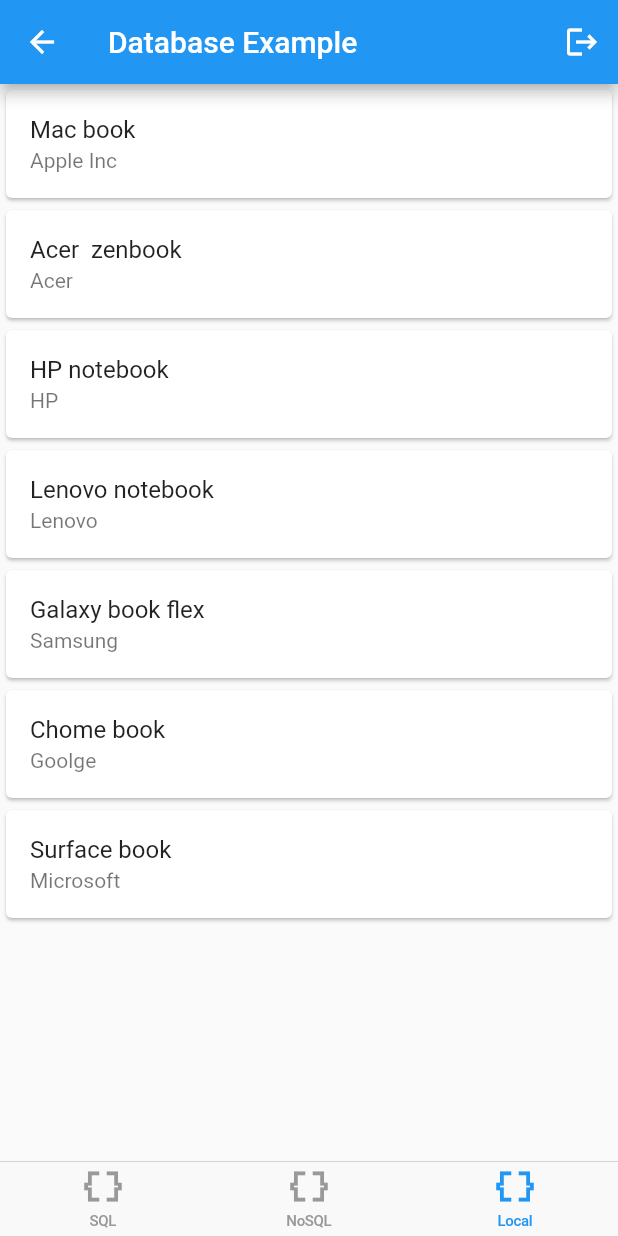
After one commit to axiydev/flutter_g2, a Flutter app: the HomeView screen opened by its route, item 3 of the bottom bar chosen, on a phone screen of 412 x 824 dp. The commit adds this screen. Run offline on Flutter 3.47's test engine with Material 2 defaults, Android fonts, the phone set to English and light mode, and no system bars; our stand-ins replace hive, shared_preferences, sqflite; accounts and stored records are empty.

```diff
--- /dev/null
+++ b/assets/data/data.json
@@ -0,0 +1,37 @@
+[
+    {
+        "model":"Mac book",
+        "id":"mac01",
+        "company":"Apple Inc"
+    },
+    {
+        "model":"Acer  zenbook",
+        "id":"acer01",
+        "company":"Acer"
+    },
+    {
+        "model":"HP notebook",
+        "id":"hp01",
+        "company":"HP"
+    },
+    {
+        "model":"Lenovo notebook",
+        "id":"lenovo01",
+        "company":"Lenovo"
+    },
+    {
+        "model":"Galaxy book flex",
+        "id":"galaxy01",
+        "company":"Samsung"
+    },
+    {
+        "model":"Chome book",
+        "id":"chrome01",
+        "company":"Goolge"
+    },
+    {
+        "model":"Surface book",
+        "id":"surface01",
+        "company":"Microsoft"
+    }
+]
--- /dev/null
+++ b/lib/model/techno_model.dart
@@ -0,0 +1,10 @@
+class Notebook {
+  String? model;
+  String? id;
+  String? company;
+  Notebook.fromJson(Map<String, dynamic> json) {
+    model = json['model'];
+    id = json['id'];
+    company = json['company'];
+  }
+}
--- a/lib/page/home/home_view.dart
+++ b/lib/page/home/home_view.dart
@@ -4,6 +4,7 @@ import 'package:flutter/cupertino.dart';
 import 'package:flutter/material.dart';
 import 'package:flutter_g2/main.dart';
 import 'package:flutter_g2/page/fruits/fruits_view.dart';
+import 'package:flutter_g2/page/techno/tecno_view.dart';
 import 'package:flutter_g2/page/users/users_view.dart';
 import 'package:flutter_g2/service/prefs.dart';
 
@@ -15,7 +16,11 @@ class HomeView extends StatefulWidget {
 }
 
 class _HomeViewState extends State<HomeView> {
-  List<Widget?> pages = [const UsersView(), const FruitsView()];
+  List<Widget?> pages = [
+    const UsersView(),
+    const FruitsView(),
+    const TechnoView()
+  ];
   void logout() async {
     try {
       final profileDeleted = await Prefs.deleteDataFromLocal(key: 'data');
@@ -54,6 +59,8 @@ class _HomeViewState extends State<HomeView> {
                 icon: Icon(Icons.data_object_sharp), label: 'SQL'),
             BottomNavigationBarItem(
                 icon: Icon(Icons.data_object_sharp), label: 'NoSQL'),
+            BottomNavigationBarItem(
+                icon: Icon(Icons.data_object_sharp), label: 'Local'),
           ]),
           tabBuilder: (context, index) => pages[index]!),
     );
--- /dev/null
+++ b/lib/page/techno/tecno_view.dart
@@ -0,0 +1,50 @@
+import 'package:flutter/material.dart';
+import 'package:flutter_g2/model/techno_model.dart';
+import 'package:flutter_g2/service/app_data_src.dart';
+
+class TechnoView extends StatefulWidget {
+  const TechnoView({super.key});
+
+  @override
+  State<TechnoView> createState() => _TechnoViewState();
+}
+
+class _TechnoViewState extends State<TechnoView> {
+  @override
+  Widget build(BuildContext context) {
+    return Scaffold(
+      body: SafeArea(
+          child: FutureBuilder<List<Notebook?>?>(
+        future: AppDataSrc.getDataFromLocalSecond(context),
+        builder: (context, snapshot) {
+          if (!snapshot.hasData) {
+            return const Center(
+              child: Text('You have not data in your local'),
+            );
+          }
+          if (snapshot.hasError) {
+            return const Center(
+              child: Text('You have an error'),
+            );
+          }
+
+          if (snapshot.connectionState == ConnectionState.waiting) {
+            return const Center(
+              child: LinearProgressIndicator(),
+            );
+          }
+
+          return ListView.builder(
+              shrinkWrap: true,
+              itemCount: snapshot.data!.length,
+              itemBuilder: (context, index) => Card(
+                    child: ListTile(
+                      title: Text(snapshot.data![index]!.model!),
+                      subtitle: Text(snapshot.data![index]!.company!),
+                    ),
+                  ));
+        },
+      )),
+    );
+  }
+}
--- /dev/null
+++ b/lib/service/app_data_src.dart
@@ -0,0 +1,31 @@
+import 'dart:convert';
+import 'dart:developer';
+
+import 'package:flutter/material.dart';
+import 'package:flutter/services.dart';
+import 'package:flutter_g2/model/techno_model.dart';
+
+class AppDataSrc {
+  static Future<List<Notebook?>?> getDataFromLocal() async {
+    try {
+      List<dynamic> data =
+          jsonDecode(await rootBundle.loadString('assets/data/data.json'));
+      return data.map((e) => Notebook.fromJson(e)).toList();
+    } catch (e) {
+      log(e.toString());
+    }
+    return List.empty();
+  }
+
+  static Future<List<Notebook?>?> getDataFromLocalSecond(
+      BuildContext context) async {
+    try {
+      List<dynamic> data = jsonDecode(await DefaultAssetBundle.of(context)
+          .loadString('assets/data/data.json'));
+      return data.map((e) => Notebook.fromJson(e)).toList();
+    } catch (e) {
+      log(e.toString());
+    }
+    return List.empty();
+  }
+}
--- a/pubspec.yaml
+++ b/pubspec.yaml
@@ -30,9 +30,9 @@ flutter:
 
   uses-material-design: true
 
-  # assets:
-  #   - images/a_dot_burr.jpeg
-  #   - images/a_dot_ham.jpeg
+  assets:
+    - assets/data/data.json
+
 
   # fonts:
   #   - family: Schyler
```
